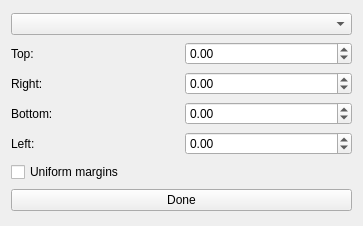
Above: src/klftools/klfmarginseditor.ui from klatexformula/klatexformula before the change. Below: the same form after it.
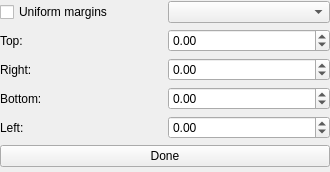
That is the form after the change. Icons and pictures are not drawn. Custom widgets are drawn as their Qt base class.

Commit message: KLFPopupSheet works, example with margins editor

The edit to the form file:
```diff
--- a/src/klftools/klfmarginseditor.ui
+++ b/src/klftools/klfmarginseditor.ui
@@ -6,18 +6,76 @@
    <rect>
     <x>0</x>
     <y>0</y>
-    <width>363</width>
-    <height>226</height>
+    <width>330</width>
+    <height>172</height>
    </rect>
   </property>
   <property name="windowTitle">
    <string>Margins</string>
   </property>
   <layout class="QGridLayout" name="gridLayout">
+   <property name="leftMargin">
+    <number>0</number>
+   </property>
+   <property name="topMargin">
+    <number>0</number>
+   </property>
+   <property name="rightMargin">
+    <number>0</number>
+   </property>
+   <property name="bottomMargin">
+    <number>0</number>
+   </property>
    <property name="verticalSpacing">
     <number>5</number>
    </property>
-   <item row="3" column="0">
+   <item row="0" column="0">
+    <widget class="QCheckBox" name="chkUniform">
+     <property name="text">
+      <string>Uniform margins</string>
+     </property>
+    </widget>
+   </item>
+   <item row="0" column="1">
+    <widget class="KLFUnitChooser" name="cbxUnits">
+     <property name="klfUnits" stdset="0">
+      <string>Postscript Point=pt=1;Millimeter=mm=2.835;Centimeter=cm=28.35;1/8 th inch=1/8 in=9;Inch=in=72</string>
+     </property>
+    </widget>
+   </item>
+   <item row="1" column="0">
+    <widget class="QLabel" name="lblTBorderOffset">
+     <property name="text">
+      <string>Top:</string>
+     </property>
+     <property name="wordWrap">
+      <bool>false</bool>
+     </property>
+    </widget>
+   </item>
+   <item row="1" column="1">
+    <widget class="KLFUnitSpinBox" name="spnTop">
+     <property name="decimals">
+      <number>2</number>
+     </property>
+     <property name="minimum">
+      <double>-9999.000000000000000</double>
+     </property>
+     <property name="maximum">
+      <double>9999.000000000000000</double>
+     </property>
+     <property name="singleStep">
+      <double>1.000000000000000</double>
+     </property>
+     <property name="value">
+      <double>0.000000000000000</double>
+     </property>
+     <property name="showUnitSuffix" stdset="0">
+      <bool>true</bool>
+     </property>
+    </widget>
+   </item>
+   <item row="2" column="0">
     <widget class="QLabel" name="lblRBorderOffset">
      <property name="text">
       <string>Right:</string>
@@ -28,7 +86,7 @@
     </widget>
    </item>
    <item row="2" column="1">
-    <widget class="KLFUnitSpinBox" name="spnTop">
+    <widget class="KLFUnitSpinBox" name="spnRight">
      <property name="decimals">
       <number>2</number>
      </property>
@@ -49,7 +107,7 @@
      </property>
     </widget>
    </item>
-   <item row="4" column="0">
+   <item row="3" column="0">
     <widget class="QLabel" name="lblBBorderOffset">
      <property name="text">
       <string>Bottom:</string>
@@ -60,28 +118,6 @@
     </widget>
    </item>
    <item row="3" column="1">
-    <widget class="KLFUnitSpinBox" name="spnRight">
-     <property name="decimals">
-      <number>2</number>
-     </property>
-     <property name="minimum">
-      <double>-9999.000000000000000</double>
-     </property>
-     <property name="maximum">
-      <double>9999.000000000000000</double>
-     </property>
-     <property name="singleStep">
-      <double>1.000000000000000</double>
-     </property>
-     <property name="value">
-      <double>0.000000000000000</double>
-     </property>
-     <property name="showUnitSuffix" stdset="0">
-      <bool>true</bool>
-     </property>
-    </widget>
-   </item>
-   <item row="4" column="1">
     <widget class="KLFUnitSpinBox" name="spnBottom">
      <property name="decimals">
       <number>2</number>
@@ -103,46 +139,7 @@
      </property>
     </widget>
    </item>
-   <item row="0" column="0" colspan="2">
-    <widget class="KLFUnitChooser" name="cbxUnits">
-     <property name="klfUnits" stdset="0">
-      <string>Postscript Point=pt=1;Millimeter=mm=2.835;Centimeter=cm=28.35;1/8 th inch=1/8 in=9;Inch=in=72</string>
-     </property>
-    </widget>
-   </item>
-   <item row="5" column="1">
-    <widget class="KLFUnitSpinBox" name="spnLeft">
-     <property name="decimals">
-      <number>2</number>
-     </property>
-     <property name="minimum">
-      <double>-9999.000000000000000</double>
-     </property>
-     <property name="maximum">
-      <double>9999.000000000000000</double>
-     </property>
-     <property name="singleStep">
-      <double>1.000000000000000</double>
-     </property>
-     <property name="value">
-      <double>0.000000000000000</double>
-     </property>
-     <property name="showUnitSuffix" stdset="0">
-      <bool>true</bool>
-     </property>
-    </widget>
-   </item>
-   <item row="2" column="0">
-    <widget class="QLabel" name="lblTBorderOffset">
-     <property name="text">
-      <string>Top:</string>
-     </property>
-     <property name="wordWrap">
-      <bool>false</bool>
-     </property>
-    </widget>
-   </item>
-   <item row="5" column="0">
+   <item row="4" column="0">
     <widget class="QLabel" name="lblLBorderOffset">
      <property name="text">
       <string>Left:</string>
@@ -152,7 +149,29 @@
      </property>
     </widget>
    </item>
-   <item row="7" column="0" colspan="2">
+   <item row="4" column="1">
+    <widget class="KLFUnitSpinBox" name="spnLeft">
+     <property name="decimals">
+      <number>2</number>
+     </property>
+     <property name="minimum">
+      <double>-9999.000000000000000</double>
+     </property>
+     <property name="maximum">
+      <double>9999.000000000000000</double>
+     </property>
+     <property name="singleStep">
+      <double>1.000000000000000</double>
+     </property>
+     <property name="value">
+      <double>0.000000000000000</double>
+     </property>
+     <property name="showUnitSuffix" stdset="0">
+      <bool>true</bool>
+     </property>
+    </widget>
+   </item>
+   <item row="5" column="0" colspan="2">
     <widget class="QPushButton" name="btnDone">
      <property name="text">
       <string>Done</string>
@@ -163,13 +182,6 @@
      </property>
     </widget>
    </item>
-   <item row="6" column="0" colspan="2">
-    <widget class="QCheckBox" name="chkUniform">
-     <property name="text">
-      <string>Uniform margins</string>
-     </property>
-    </widget>
-   </item>
   </layout>
  </widget>
  <customwidgets>
```
Left out of the diff: 9 changed lines with no effect on the pictures. The commit also changes 7 other files.
